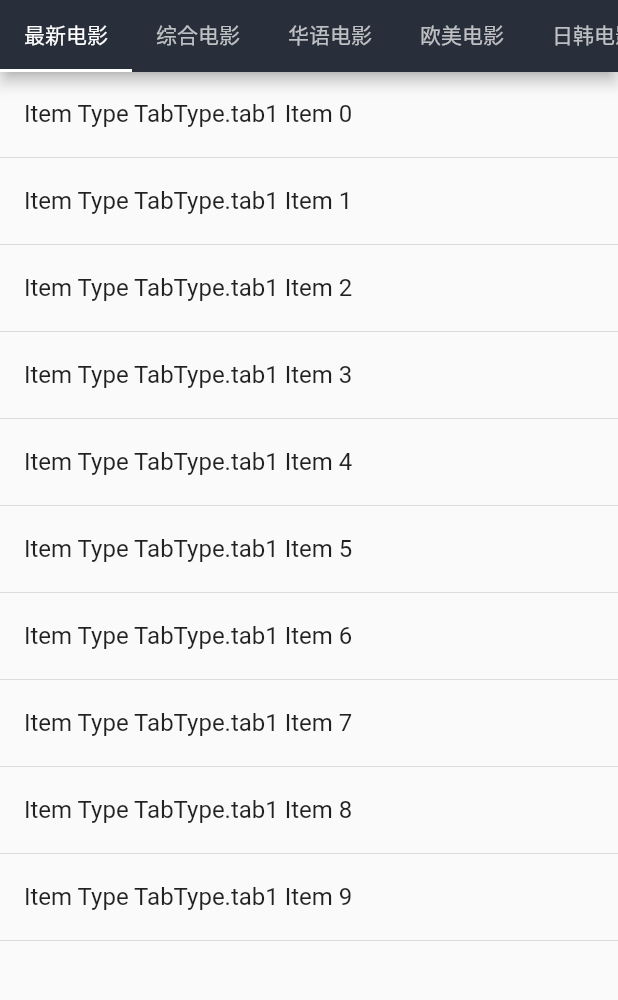
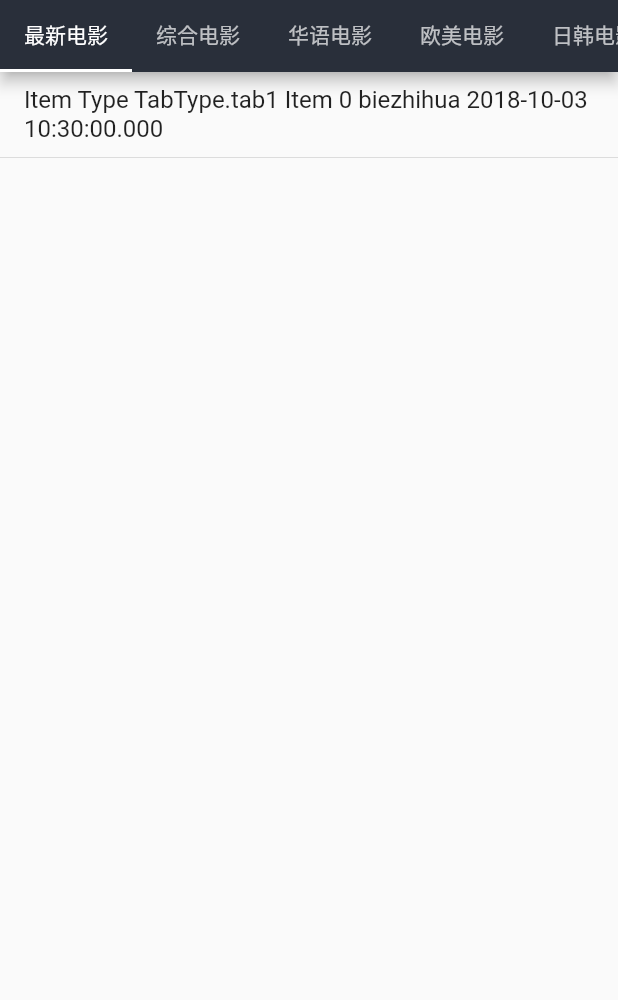
Before and after one commit to biezhihua/DYTT-Flutter, a Flutter app: the screen it shows after launch, on a phone screen of 412 x 824 dp, the part 84-1084 px from its top. Run offline on Flutter 3.47's test engine with Material 2 defaults, Android fonts, the phone set to English and light mode, and no system bars.

Commit message:
LoadData & HandleRefresh

```diff
--- a/lib/listpage.dart
+++ b/lib/listpage.dart
@@ -1,4 +1,5 @@
 import 'dart:async';
+import 'dart:developer';
 
 import 'package:flutter/material.dart';
 import 'package:flutter/widgets.dart';
@@ -16,39 +17,71 @@ class ListPage extends StatefulWidget {
   State<StatefulWidget> createState() => _ListPageState(_tabType);
 }
 
-class _ListPageState extends State<ListPage> {
-  TabType tabType;
+class _ListPageState extends State<ListPage> with WidgetsBindingObserver {
+  TabType _tabType;
 
-  _ListPageState(this.tabType);
+  List<String> _data = List();
+
+  _ListPageState(this._tabType);
+
+  @override
+  void initState() {
+    super.initState();
+    log("initState");
+    WidgetsBinding.instance.addObserver(this);
+    loadData();
+  }
+
+  @override
+  void dispose() {
+    log("dispose");
+    WidgetsBinding.instance.removeObserver(this);
+    super.dispose();
+  }
+
+  @override
+  void didChangeAppLifecycleState(AppLifecycleState state) {
+    super.didChangeAppLifecycleState(state);
+    log("didChangeAppLifecycleState $state");
+  }
 
   @override
   Widget build(BuildContext context) {
     return RefreshIndicator(
-        child: ListView(children: _getItems()), onRefresh: _handleRefresh);
-  }
+        child: ListView.builder(
+          itemBuilder: (context, i) {
+            log("build $context $i");
 
-  var _count = 0;
+            if (i >= _data.length) {
+              return null;
+            }
 
-  List<Widget> _getItems() {
-    var items = <Widget>[];
-    for (int i = _count; i < _count + 10; i++) {
-      var item = Column(
-        children: <Widget>[
-          ListTile(title: Text("Item Type $tabType Item $i")),
-          Divider(height: 2.0)
-        ],
-      );
-      items.add(item);
-    }
-    return items;
+            String content = _data[i];
+            return Column(
+              children: <Widget>[
+                ListTile(title: Text("Item Type $_tabType Item $i $content ")),
+                Divider(height: 2.0)
+              ],
+            );
+          },
+        ),
+        onRefresh: _handleRefresh);
   }
 
   Future<Null> _handleRefresh() async {
-    await Future.delayed(Duration(seconds: 3));
+    await Future.delayed(Duration(milliseconds: 1));
 
     setState(() {
-      _count += 5;
+      var now = DateTime.now();
+      _data.add("biezhihua $now");
     });
     return null;
   }
+
+  void loadData() {
+    setState(() {
+      var now = DateTime.now();
+      _data.add("biezhihua $now");
+    });
+  }
 }
--- a/lib/main.dart
+++ b/lib/main.dart
@@ -1,5 +1,3 @@
-import 'dart:async';
-
 import 'package:DYTT_FLUTTER/drawerlayout.dart';
 import 'package:DYTT_FLUTTER/listpage.dart';
 import 'package:DYTT_FLUTTER/theme.dart';
```
